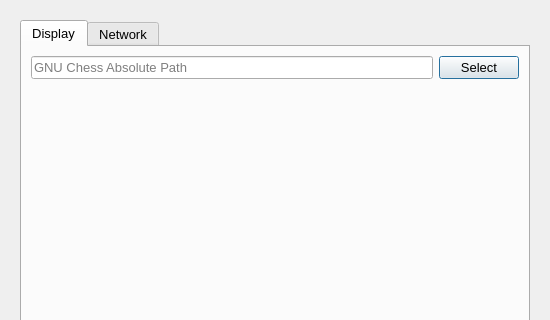
Before: the Qt Designer form UI/qtchess_setup.ui in textbrowser/qtchess, drawn with Qt 5; both pictures show x 0 to 550 and y 0 to 320 of the 550 by 800 pixel window.
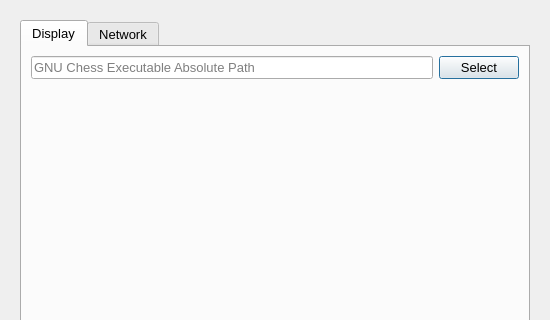
After: the same form once the commit is applied. Icons and pictures are not drawn.

The edit to the form file:
```diff
--- a/UI/qtchess_setup.ui
+++ b/UI/qtchess_setup.ui
@@ -56,7 +56,7 @@
              <item>
               <widget class="QLineEdit" name="gnu_chess">
                <property name="placeholderText">
-                <string>GNU Chess Absolute Path</string>
+                <string>GNU Chess Executable Absolute Path</string>
                </property>
                <property name="clearButtonEnabled">
                 <bool>true</bool>
```
Left out of the diff: 2 changed lines with no effect on the pictures.
